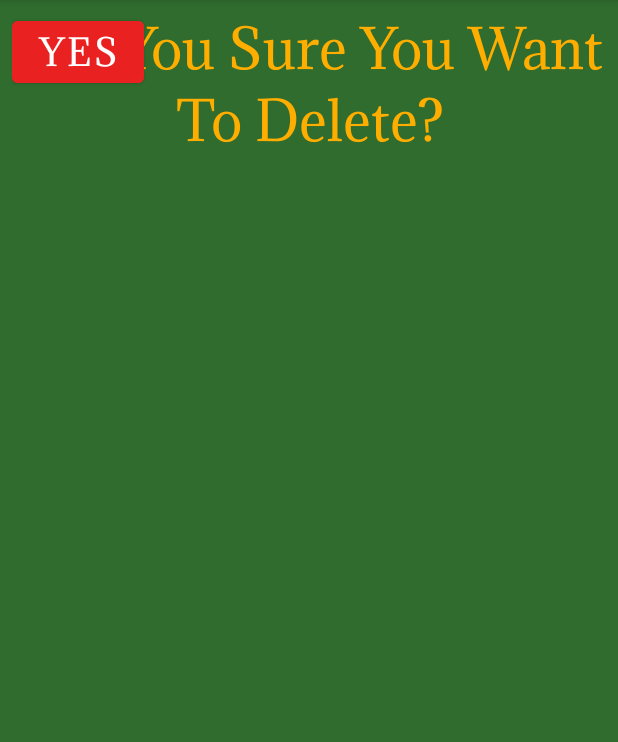
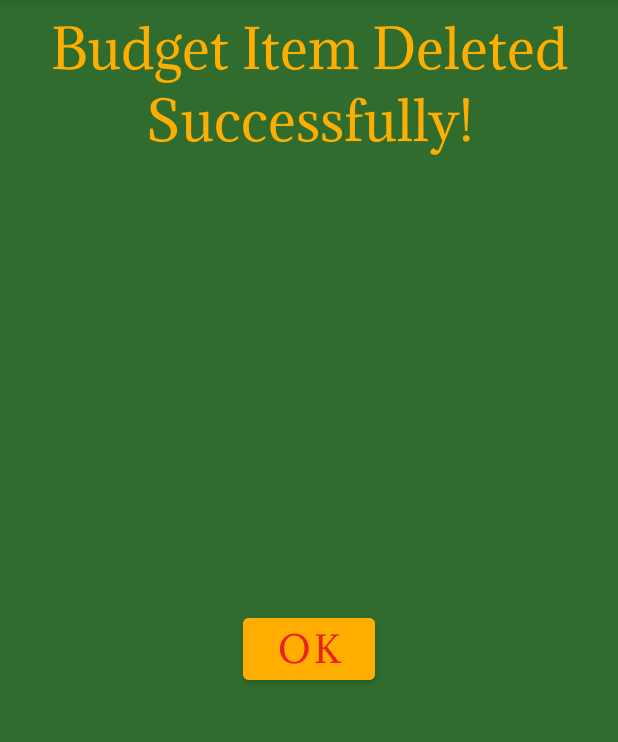
Before and after one commit to matkoskya24/EasySelfHelp, an Android app: the fragment BudgetItemDeleteFragment shown on its own in the app's theme, on a phone screen of 412 x 824 dp, the part 84-826 px from its top. Run offline under Robolectric (Android 15) with nearby library versions, the phone set to English and light mode, and no system bars; Roboto replaces fonts that are not available here; 1 statement that could not run was skipped.

Commit message:
Worked on UI and functionality for BudgetItemDeleteFragment

```diff
--- a/app/src/main/java/com/example/easyselfhelp/BudgetFragment.kt
+++ b/app/src/main/java/com/example/easyselfhelp/BudgetFragment.kt
@@ -31,8 +31,9 @@ class BudgetFragment : Fragment() {
             val category = newBudgetItemBundle?.getString("budgetItemCategory")
             val amount = newBudgetItemBundle?.getDouble("budgetItemAmount")
             val newBudgetItem = BudgetItem(name.toString(), category.toString(),
-                amount?.toDouble() ?: 0.0, false )
+                amount?.toDouble() ?: 0.0, false, viewModel.budgetID)
             viewModel.addToList(newBudgetItem)
+            viewModel.increaseID()
         }
         val myAdapter = BudgetItemAdapter(viewModel.budgetList)
         binding.recyclerViewBudget.adapter = myAdapter
--- a/app/src/main/java/com/example/easyselfhelp/BudgetItem.kt
+++ b/app/src/main/java/com/example/easyselfhelp/BudgetItem.kt
@@ -1,4 +1,4 @@
 package com.example.easyselfhelp
 
-class BudgetItem(val name: String, val category: String, val amount: Double, var isCompleted: Boolean) {
+class BudgetItem(val name: String, val category: String, val amount: Double, var isCompleted: Boolean, var id: Int) {
 }
--- a/app/src/main/java/com/example/easyselfhelp/BudgetItemDeleteFragment.kt
+++ b/app/src/main/java/com/example/easyselfhelp/BudgetItemDeleteFragment.kt
@@ -5,11 +5,14 @@ import androidx.fragment.app.Fragment
 import android.view.LayoutInflater
 import android.view.View
 import android.view.ViewGroup
+import androidx.fragment.app.activityViewModels
+import androidx.navigation.findNavController
 import com.example.easyselfhelp.databinding.FragmentBudgetItemDeleteBinding
 
 
 class BudgetItemDeleteFragment : Fragment() {
     private var _binding: FragmentBudgetItemDeleteBinding? = null
+    private val viewModel: BudgetViewModel by activityViewModels()
     val binding get() = _binding!!
 
     override fun onCreateView(
@@ -18,6 +21,12 @@ class BudgetItemDeleteFragment : Fragment() {
     ): View? {
         _binding = FragmentBudgetItemDeleteBinding.inflate(inflater, container, false)
         val rootView = binding.root
+        val args = BudgetItemDeleteFragmentArgs.fromBundle(requireArguments())
+        binding.acknowledgeButton.setOnClickListener {
+            viewModel.removeFromList(args.currentID)
+            rootView.findNavController().navigateUp()
+        }
+
         return rootView
     }
 
--- a/app/src/main/java/com/example/easyselfhelp/BudgetViewHolder.kt
+++ b/app/src/main/java/com/example/easyselfhelp/BudgetViewHolder.kt
@@ -1,5 +1,6 @@
 package com.example.easyselfhelp
 
+import androidx.navigation.findNavController
 import androidx.recyclerview.widget.RecyclerView
 import com.example.easyselfhelp.databinding.BudgetItemLayoutBinding
 
@@ -17,6 +18,8 @@ class BudgetViewHolder(val binding:BudgetItemLayoutBinding ): RecyclerView.ViewH
         binding.budgetDeleteButton.setOnClickListener{
             currentBudgetItem.isCompleted = true
             bindBudgetItem(currentBudgetItem)
+            val action = BudgetFragmentDirections.actionBudgetFragmentToBudgetItemDeleteFragment(currentBudgetItem.id)
+            binding.root.findNavController().navigate(action)
         }
     }
 
--- a/app/src/main/res/layout/fragment_budget_item_delete.xml
+++ b/app/src/main/res/layout/fragment_budget_item_delete.xml
@@ -1,6 +1,5 @@
 <?xml version="1.0" encoding="utf-8"?>
-<androidx.constraintlayout.widget.ConstraintLayout
-    xmlns:android="http://schemas.android.com/apk/res/android"
+<androidx.constraintlayout.widget.ConstraintLayout xmlns:android="http://schemas.android.com/apk/res/android"
     xmlns:app="http://schemas.android.com/apk/res-auto"
     xmlns:tools="http://schemas.android.com/tools"
     style="@style/layout_style"
@@ -10,18 +9,24 @@
     <TextView
         android:id="@+id/textView7"
         style="@style/budget_recycler_text_view_style"
-        android:text="@string/are_you_sure_you_want_to_delete"
+        android:text="@string/budget_item_deleted_successfully"
         android:textAlignment="center"
         android:textSize="@dimen/add_item_text_view_text_size"
         app:layout_constraintEnd_toEndOf="parent"
         app:layout_constraintStart_toStartOf="parent"
         app:layout_constraintTop_toTopOf="parent" />
+
     <Button
+        android:id="@+id/acknowledge_button"
         style="@style/button_view_style"
-        android:backgroundTint="@color/red"
-        android:textColor="@color/white"
+        android:backgroundTint="@color/gold"
         android:fontFamily="@font/adamina"
-        android:text="Yes"/>
+        android:text="@string/ok"
+        android:textColor="@color/red"
+        app:layout_constraintBottom_toBottomOf="parent"
+        app:layout_constraintEnd_toEndOf="parent"
+        app:layout_constraintStart_toStartOf="parent"
+        app:layout_constraintTop_toBottomOf="@+id/textView7" />
 
 
 </androidx.constraintlayout.widget.ConstraintLayout>
--- a/app/src/main/res/values/strings.xml
+++ b/app/src/main/res/values/strings.xml
@@ -22,5 +22,8 @@
     <string name="enter_amount_hint">Enter Amount</string>
     <string name="enter_category_hint">Enter Category</string>
     <string name="submit_budget_item_button_text">SUBMIT BUDGET ITEM</string>
-    <string name="are_you_sure_you_want_to_delete">Are You Sure You Want To Delete?</string>
+    <string name="yes">Yes</string>
+    <string name="no">NO</string>
+    <string name="budget_item_deleted_successfully">Budget Item Deleted Successfully!</string>
+    <string name="ok">OK</string>
 </resources>
```
Also changed, not shown: app/src/main/java/com/example/easyselfhelp/BudgetViewModel.kt (+13 -0 lines), app/src/main/res/navigation/nav_graph.xml (+16 -20 lines).
